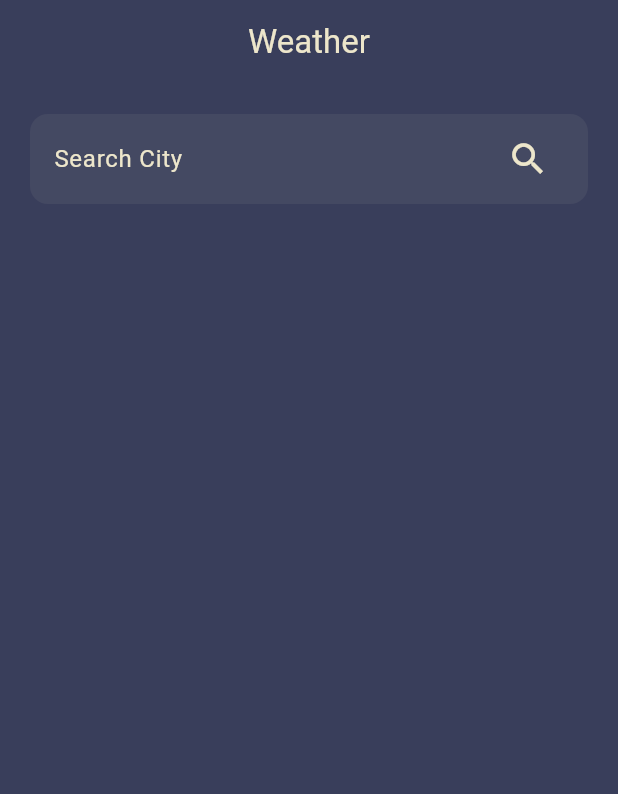
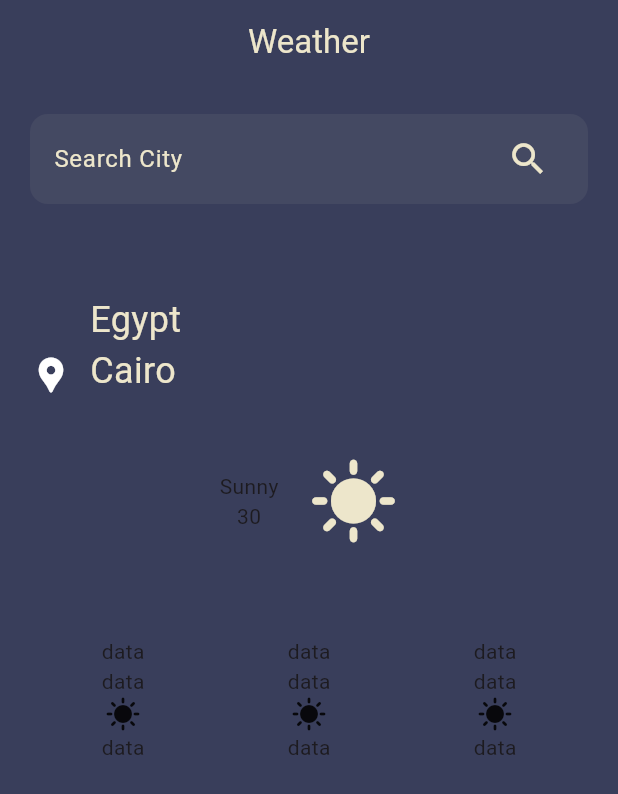
Before and after one commit to mahmoud-elgaml/weather_app, a Flutter app: the screen it shows after launch, on a phone screen of 412 x 824 dp. Shown: the top 794 px of the screen. Run offline on Flutter 3.47's test engine with Material 3 defaults, Android fonts, the phone set to English and light mode, and no system bars.

Commit message:
Add WeatherCard and WeatherBody components for weather display -Implemented WeatherCard widget to represent individual weather data.

```diff
--- /dev/null
+++ b/lib/components/weather_card.dart
@@ -0,0 +1,26 @@
+import 'package:flutter/material.dart';
+
+class WeatherCard extends StatefulWidget {
+  const WeatherCard({super.key});
+
+  @override
+  State<WeatherCard> createState() => _WeatherCardState();
+}
+
+class _WeatherCardState extends State<WeatherCard> {
+  @override
+  Widget build(BuildContext context) {
+    return Expanded(
+      child: Column(
+        children: [
+          Text('data'),
+           Text('data'),
+           Icon(Icons.sunny),
+            Text('data'),
+
+          //
+        ],
+      ),
+    );
+  }
+}
--- a/lib/pages/home.dart
+++ b/lib/pages/home.dart
@@ -1,6 +1,7 @@
 import 'package:flutter/material.dart';
-import 'package:weather_app/pages/search_page.dart';
 import 'package:weather_app/utils/colors.dart';
+import 'package:weather_app/widgets/custom_search_field.dart';
+import 'package:weather_app/widgets/weather_body.dart';
 
 class Home extends StatefulWidget {
   const Home({super.key});
@@ -16,12 +17,8 @@ class _HomeState extends State<Home> {
       backgroundColor: kBackgroundColor,
       appBar: AppBar(
         backgroundColor: kBackgroundColor,
-        title: Text('Weather',
-        style: TextStyle(
-          color: kTextColor,
-        ),
-        ),
-                centerTitle: true,
+        title: Text('Weather', style: TextStyle(color: kTextColor)),
+        centerTitle: true,
 
         //
       ),
@@ -33,7 +30,9 @@ class _HomeState extends State<Home> {
         ),
         child: Column(
           children: [
-            SearchPage(),
+            CustomSearchField(),
+            const SizedBox(height: 60),
+            WeatherBody(),
             //
           ],
           //
--- a/lib/pages/search_page.dart
+++ b/lib/pages/search_page.dart
@@ -1,16 +1,11 @@
-import 'package:flutter/material.dart';
-import 'package:weather_app/widgets/custom_search_field.dart';
+// import 'package:flutter/material.dart';
+// import 'package:weather_app/widgets/custom_search_field.dart';
 
-class SearchPage extends StatefulWidget {
-  const SearchPage({super.key});
+// class SearchPage extends StatelessWidget {
+//   const SearchPage({super.key});
 
-  @override
-  State<SearchPage> createState() => _SearchPageState();
-}
-
-class _SearchPageState extends State<SearchPage> {
-  @override
-  Widget build(BuildContext context) {
-    return CustomSearchField();
-  }
-}
+//   @override
+//   Widget build(BuildContext context) {
+//     return CustomSearchField();
+//   }
+// }
--- /dev/null
+++ b/lib/widgets/weather_body.dart
@@ -0,0 +1,56 @@
+import 'package:flutter/material.dart';
+import 'package:weather_app/components/weather_card.dart';
+import 'package:weather_app/utils/colors.dart';
+
+class WeatherBody extends StatefulWidget {
+  const WeatherBody({super.key});
+
+  @override
+  State<WeatherBody> createState() => _WeatherBodyState();
+}
+
+class _WeatherBodyState extends State<WeatherBody> {
+  @override
+  Widget build(BuildContext context) {
+    return Column(
+      children: [
+        Row(
+          crossAxisAlignment: CrossAxisAlignment.end,
+          children: [
+            Icon(Icons.location_pin, size: 28, color: Colors.white),
+            const SizedBox(width: 12),
+            Column(
+              crossAxisAlignment: CrossAxisAlignment.start,
+              children: [
+                Text('Egypt', style: TextStyle(fontSize: 24, color: kTextColor)),
+                Text('Cairo', style: TextStyle(fontSize: 24, color: kTextColor)),
+              ],
+            ),
+            //
+          ],
+        ),
+        const SizedBox(height: 40),
+        Row(
+          mainAxisAlignment: MainAxisAlignment.center,
+          children: [
+            Column(children: [Text('Sunny'), Text('30')]),
+            const SizedBox(width: 20),
+            Icon(Icons.sunny, size: 60, color: kTextColor),
+          ],
+        ),
+        const SizedBox(height: 60),
+        Row(
+          children: [
+            WeatherCard(),
+            WeatherCard(),
+
+            WeatherCard(),
+
+            //
+          ],
+          //
+        ),
+      ],
+    );
+  }
+}
```
Also changed, not shown: assets/images/app_icon.png (added).
